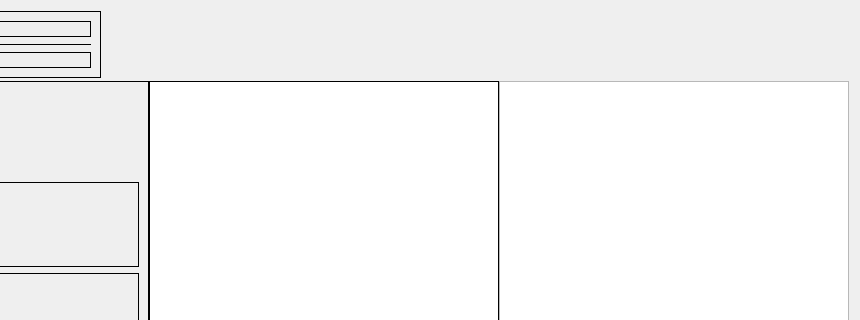
This is audienceview.ui in dartbois/DartsTheEndIsNigh as Qt 5 draws it before an edit; both pictures show x 524 to 1384 and y 0 to 320 of the 1384 by 834 pixel window. The edited form follows.
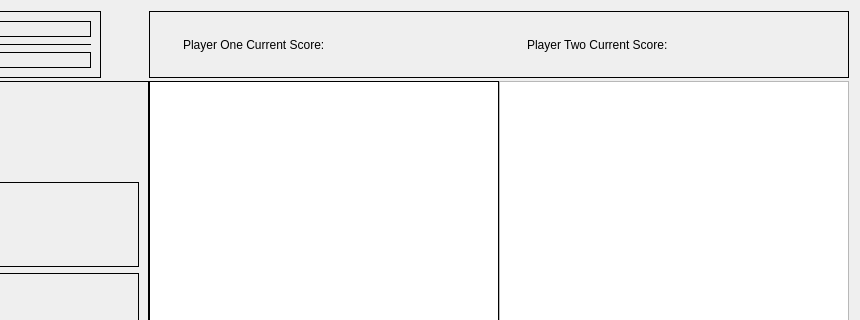
This is the edited form. Icons and pictures are not drawn.

Diff of the .ui file:
```diff
--- a/audienceview.ui
+++ b/audienceview.ui
@@ -143,6 +143,46 @@
      </property>
     </widget>
    </item>
+   <item row="3" column="5" colspan="2">
+    <widget class="QFrame" name="frame_4">
+     <property name="frameShape">
+      <enum>QFrame::Box</enum>
+     </property>
+     <property name="frameShadow">
+      <enum>QFrame::Plain</enum>
+     </property>
+     <layout class="QHBoxLayout" name="horizontalLayout">
+      <item alignment="Qt::AlignRight">
+       <widget class="QLabel" name="label_5">
+        <property name="text">
+         <string>Player One Current Score:</string>
+        </property>
+       </widget>
+      </item>
+      <item>
+       <widget class="QLabel" name="PlayerOneCurrentScore">
+        <property name="text">
+         <string/>
+        </property>
+       </widget>
+      </item>
+      <item alignment="Qt::AlignRight">
+       <widget class="QLabel" name="label_6">
+        <property name="text">
+         <string>Player Two Current Score:</string>
+        </property>
+       </widget>
+      </item>
+      <item>
+       <widget class="QLabel" name="PlayerTwoCurrentScore">
+        <property name="text">
+         <string/>
+        </property>
+       </widget>
+      </item>
+     </layout>
+    </widget>
+   </item>
    <item row="3" column="2" colspan="3" alignment="Qt::AlignHCenter">
     <widget class="QFrame" name="frame_3">
      <property name="frameShape">
```
Left out of the diff: 203 changed lines with no effect on the pictures.
